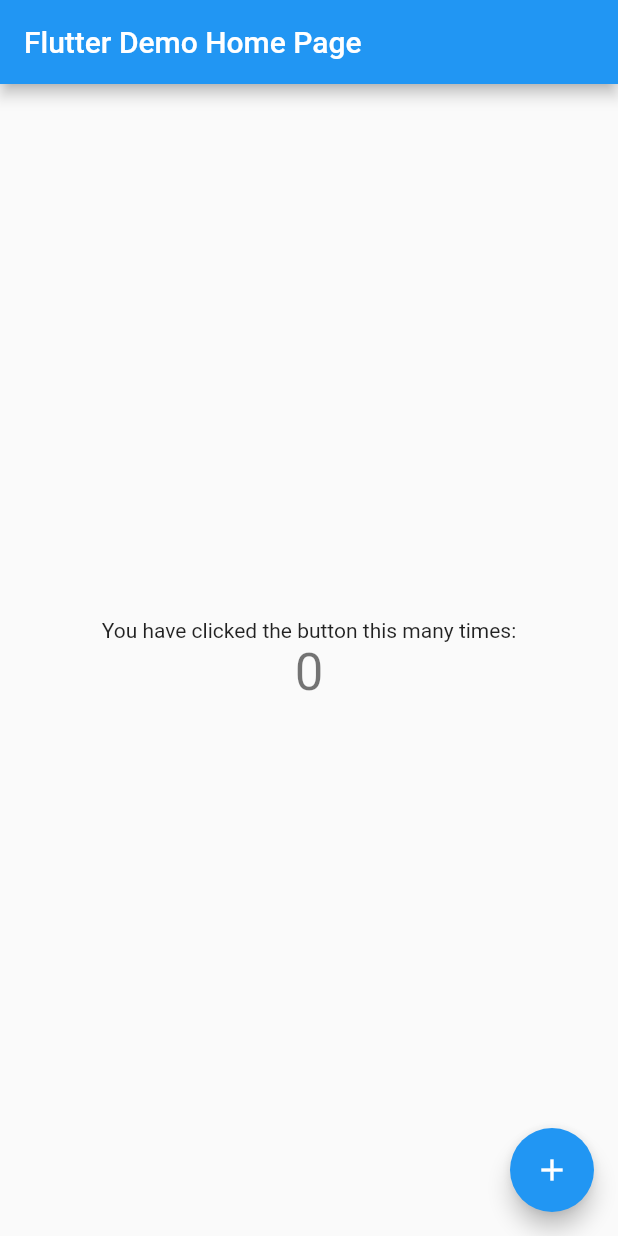
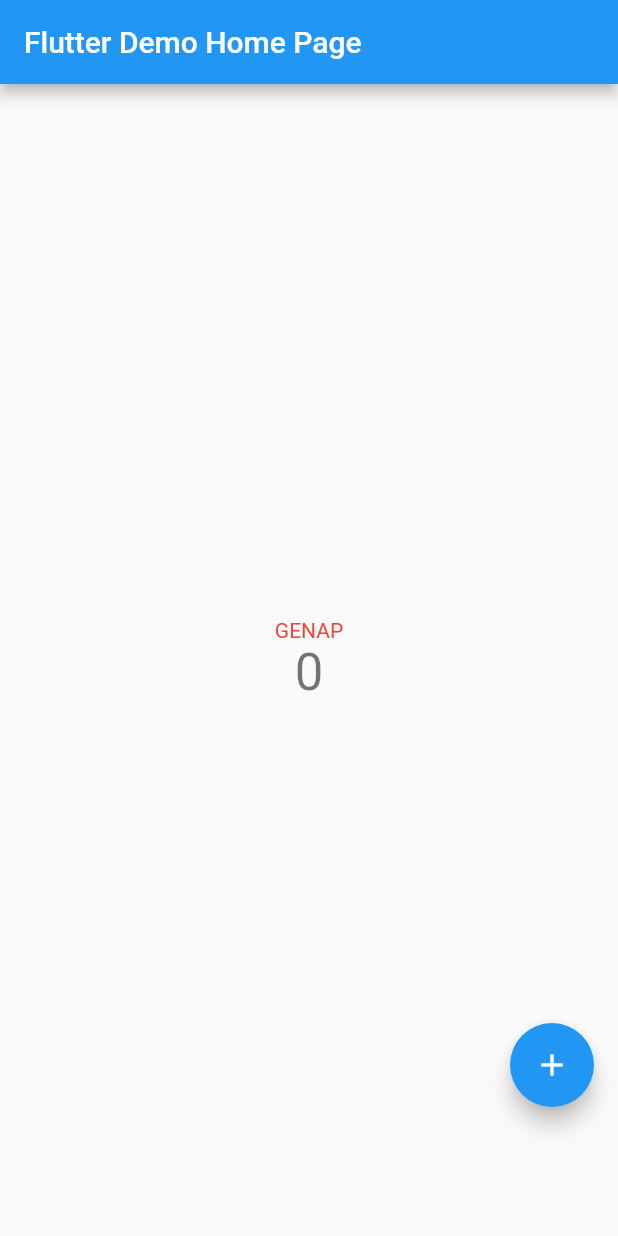
Before and after one commit to silalahithobyas/pbp-flutter-assignments, a Flutter app: the screen it shows after launch, on a phone screen of 412 x 824 dp. Run offline on Flutter 3.47's test engine with Material 2 defaults, Android fonts, the phone set to English and light mode, and no system bars.

Commit message:
App done

```diff
--- a/counter_7/lib/main.dart
+++ b/counter_7/lib/main.dart
@@ -60,6 +60,11 @@ class _MyHomePageState extends State<MyHomePage> {
       _counter++;
     });
   }
+  void _decrementCounter() {
+    setState(() {
+      _counter--;
+    });
+  }
 
   @override
   Widget build(BuildContext context) {
@@ -95,8 +100,9 @@ class _MyHomePageState extends State<MyHomePage> {
           // horizontal).
           mainAxisAlignment: MainAxisAlignment.center,
           children: <Widget>[
-            const Text(
-              'You have clicked the button this many times:',
+            Text(
+              _counter % 2 == 0 ? 'GENAP' : 'GANJIL',
+              style: TextStyle(color: _counter % 2 == 0 ? Colors.red : Colors.blue),
             ),
             Text(
               '$_counter',
@@ -105,11 +111,27 @@ class _MyHomePageState extends State<MyHomePage> {
           ],
         ),
       ),
-      floatingActionButton: FloatingActionButton(
-        onPressed: _incrementCounter,
-        tooltip: 'Increment',
-        child: const Icon(Icons.add),
-      ), // This trailing comma makes auto-formatting nicer for build methods.
+      floatingActionButton: Padding(
+        padding: EdgeInsets.only(bottom: 70, left: 30),
+        child: Row(
+          mainAxisAlignment: MainAxisAlignment.spaceBetween,
+          children: [
+            Visibility(
+              visible: _counter != 0,
+              child: FloatingActionButton(
+                onPressed: _decrementCounter,
+                tooltip: 'Decrement',
+                child: const Icon(Icons.remove),
+              ),
+            ),
+            FloatingActionButton(
+              onPressed: _incrementCounter,
+              tooltip: 'Increment',
+              child: const Icon(Icons.add),
+            )
+          ],
+        ),
+      ),// This trailing comma makes auto-formatting nicer for build methods.
     );
   }
 }
```
